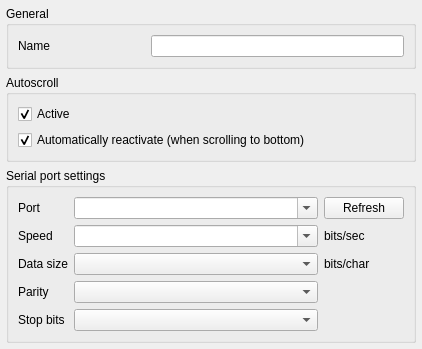
Old version of the form src/multiserialviewer/ui_files/serialViewerSettingsWidget.ui in the repository shaag7967/multiserialviewer.
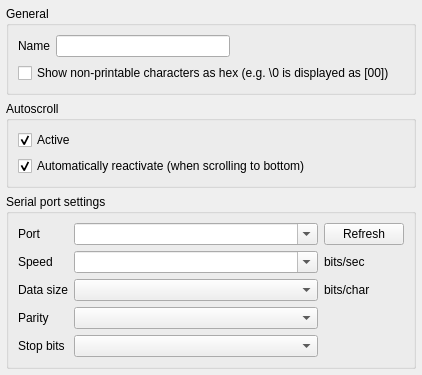
New version of the form.

Commit message: - added setting "restore capture state on startup" - added serialViewer setting "showNonPrintableCharsAsHex" - added general settings dialog

Patch:
```diff
--- a/src/multiserialviewer/ui_files/serialViewerSettingsWidget.ui
+++ b/src/multiserialviewer/ui_files/serialViewerSettingsWidget.ui
@@ -43,14 +43,38 @@
      <property name="title">
       <string>General</string>
      </property>
-     <layout class="QGridLayout" name="gridLayout_2">
-      <item row="0" column="1" colspan="2">
-       <widget class="QLineEdit" name="ed_name"/>
+     <layout class="QVBoxLayout" name="verticalLayout_3">
+      <item>
+       <layout class="QHBoxLayout" name="horizontalLayout">
+        <item>
+         <widget class="QLabel" name="lb_name">
+          <property name="text">
+           <string>Name</string>
+          </property>
+         </widget>
+        </item>
+        <item>
+         <widget class="QLineEdit" name="ed_name"/>
+        </item>
+        <item>
+         <spacer name="horizontalSpacer">
+          <property name="orientation">
+           <enum>Qt::Orientation::Horizontal</enum>
+          </property>
+          <property name="sizeHint" stdset="0">
+           <size>
+            <width>40</width>
+            <height>20</height>
+           </size>
+          </property>
+         </spacer>
+        </item>
+       </layout>
       </item>
-      <item row="0" column="0">
-       <widget class="QLabel" name="lb_name">
+      <item>
+       <widget class="QCheckBox" name="cb_showNonPrintableAsHex">
         <property name="text">
-         <string>Name</string>
+         <string>Show non-printable characters as hex (e.g. \0 is displayed as [00])</string>
         </property>
        </widget>
       </item>
```
The commit also changes 12 other files.
